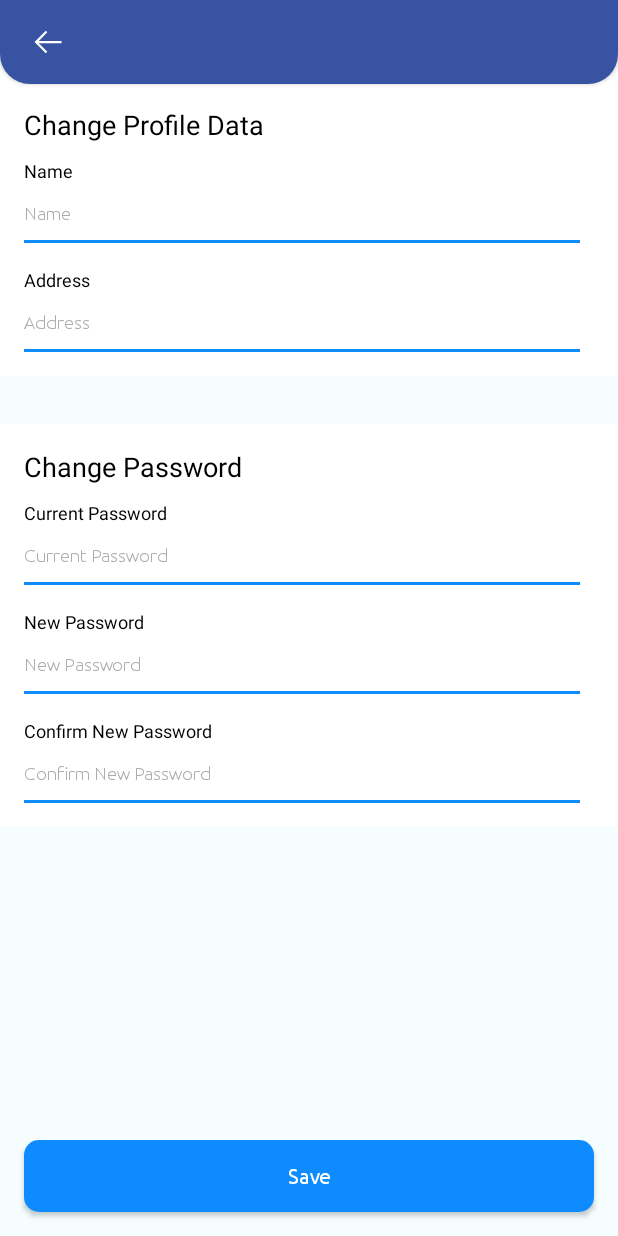
After one commit to samudrajovanka/ShoPC, an Android app: the layout activity_edit_profile.xml on its own in the app's theme, with its tools: preview values and no code run, on a phone screen of 412 x 824 dp. The commit adds this screen. Run offline under Robolectric (Android 15) with nearby library versions, the phone set to English and light mode, and no system bars.

Commit message:
added edit profile feature

```diff
--- /dev/null
+++ b/app/src/main/java/com/majime/shopc/ui/profile/EditProfileActivity.java
@@ -0,0 +1,49 @@
+package com.majime.shopc.ui.profile;
+
+import android.os.Bundle;
+import android.text.TextUtils;
+import android.view.View;
+import android.widget.Button;
+import android.widget.EditText;
+import android.widget.Toast;
+import androidx.appcompat.app.AppCompatActivity;
+import com.majime.shopc.R;
+
+public class EditProfileActivity extends AppCompatActivity{
+
+    private EditText etName, etAddress, etCurrentPassword, etNewPassword, etConfirmPassword;
+    private String textName, textAddress, textCurrentPassword, textNewPassword, textConfirmPassword;
+    private Button btn_save;
+
+    @Override
+    protected void onCreate(Bundle savedInstanceState) {
+        super.onCreate(savedInstanceState);
+        setContentView(R.layout.activity_edit_profile);
+
+        initiateUI();
+    }
+
+    private void initiateUI() {
+        etName = findViewById(R.id.et_name_change_data_profile);
+        etAddress = findViewById(R.id.et_address_change_data_profile);
+        etCurrentPassword = findViewById(R.id.et_current_password_change_password);
+        etNewPassword = findViewById(R.id.et_new_password_change_password);
+        etConfirmPassword = findViewById(R.id.et_confirm_password_change_password);
+        btn_save = findViewById(R.id.btn_save_edit_profile);
+
+        btn_save.setOnClickListener(view -> {
+            textName = etName.getText().toString().toLowerCase().trim();
+            textAddress = etAddress.getText().toString().toLowerCase().trim();
+            textCurrentPassword = etCurrentPassword.getText().toString().toLowerCase().trim();
+            textNewPassword = etNewPassword.getText().toString().toLowerCase().trim();
+            textConfirmPassword = etConfirmPassword.getText().toString().toLowerCase().trim();
+
+            if (TextUtils.isEmpty(textName) || TextUtils.isEmpty(textAddress) || TextUtils.isEmpty(textCurrentPassword)
+                    || TextUtils.isEmpty(textNewPassword) || TextUtils.isEmpty(textConfirmPassword)){
+                Toast.makeText(EditProfileActivity.this, "One or more field is blank.", Toast.LENGTH_SHORT).show();
+            } else {
+                Toast.makeText(EditProfileActivity.this, "Profile edit successful.", Toast.LENGTH_SHORT).show();
+            }
+        });
+    }
+}
--- /dev/null
+++ b/app/src/main/res/layout/activity_edit_profile.xml
@@ -0,0 +1,198 @@
+<?xml version="1.0" encoding="utf-8"?>
+<androidx.constraintlayout.widget.ConstraintLayout xmlns:android="http://schemas.android.com/apk/res/android"
+    android:layout_width="match_parent"
+    android:layout_height="match_parent"
+    xmlns:app="http://schemas.android.com/apk/res-auto"
+    android:background="@color/colorLightBlue">
+
+    <include layout="@layout/toolbar"/>
+
+    <androidx.constraintlayout.widget.ConstraintLayout
+        android:id="@+id/constraint_change_data_profile"
+        android:layout_width="match_parent"
+        android:layout_height="wrap_content"
+        app:layout_constraintTop_toTopOf="parent"
+        android:layout_marginTop="45dp"
+        android:background="@color/colorWhite">
+
+        <TextView
+            android:id="@+id/title_change_data_profile"
+            android:layout_width="wrap_content"
+            android:layout_height="wrap_content"
+            android:text="@string/title_edit_data_profile"
+            app:layout_constraintTop_toTopOf="parent"
+            android:layout_marginTop="25dp"
+            app:layout_constraintLeft_toLeftOf="parent"
+            android:layout_marginLeft="16dp"
+            android:textSize="18dp"
+            android:textColor="@color/colorBlack"/>
+
+        <TextView
+            android:id="@+id/name_change_data_profile"
+            android:layout_width="wrap_content"
+            android:layout_height="wrap_content"
+            android:text="@string/name_title"
+            app:layout_constraintTop_toBottomOf="@id/title_change_data_profile"
+            android:layout_marginTop="10dp"
+            app:layout_constraintLeft_toLeftOf="parent"
+            android:layout_marginLeft="16dp"
+            android:textSize="12dp"
+            android:textColor="@color/colorBlack"/>
+
+        <EditText
+            android:id="@+id/et_name_change_data_profile"
+            android:textColor="@color/colorBlack"
+            android:layout_width="match_parent"
+            android:layout_height="wrap_content"
+            app:layout_constraintTop_toBottomOf="@id/name_change_data_profile"
+            app:layout_constraintLeft_toLeftOf="parent"
+            app:layout_constraintRight_toRightOf="parent"
+            android:layout_marginLeft="16dp"
+            android:layout_marginRight="25dp"
+            android:hint="@string/name_title"
+            style="@style/InputStyleLogin"/>
+
+        <TextView
+            android:id="@+id/address_change_data_profile"
+            android:layout_width="wrap_content"
+            android:layout_height="wrap_content"
+            android:text="@string/address_title"
+            app:layout_constraintTop_toBottomOf="@id/et_name_change_data_profile"
+            android:layout_marginTop="16dp"
+            app:layout_constraintLeft_toLeftOf="parent"
+            android:layout_marginLeft="16dp"
+            android:textSize="12dp"
+            android:textColor="@color/colorBlack"/>
+
+        <EditText
+            android:id="@+id/et_address_change_data_profile"
+            android:textColor="@color/colorBlack"
+            android:layout_width="match_parent"
+            android:layout_height="wrap_content"
+            app:layout_constraintTop_toBottomOf="@id/address_change_data_profile"
+            app:layout_constraintLeft_toLeftOf="parent"
+            app:layout_constraintRight_toRightOf="parent"
+            app:layout_constraintBottom_toBottomOf="parent"
+            android:layout_marginBottom="16dp"
+            android:layout_marginLeft="16dp"
+            android:layout_marginRight="25dp"
+            android:hint="@string/address_title"
+            style="@style/InputStyleLogin"/>
+
+    </androidx.constraintlayout.widget.ConstraintLayout>
+
+    <androidx.constraintlayout.widget.ConstraintLayout
+        android:id="@+id/constraint_change_password"
+        android:layout_width="match_parent"
+        android:layout_height="wrap_content"
+        android:background="@color/colorWhite"
+        app:layout_constraintTop_toBottomOf="@id/constraint_change_data_profile"
+        android:layout_marginTop="32dp">
+
+        <TextView
+            android:id="@+id/title_change_password"
+            android:layout_width="wrap_content"
+            android:layout_height="wrap_content"
+            android:text="@string/title_edit_password"
+            app:layout_constraintTop_toTopOf="@id/constraint_change_password"
+            app:layout_constraintLeft_toLeftOf="parent"
+            android:layout_marginTop="16dp"
+            android:layout_marginLeft="16dp"
+            android:textSize="18dp"
+            android:textColor="@color/colorBlack"/>
+
+        <TextView
+            android:id="@+id/current_password_change_password"
+            android:layout_width="wrap_content"
+            android:layout_height="wrap_content"
+            android:text="@string/current_password"
+            app:layout_constraintTop_toBottomOf="@id/title_change_password"
+            android:layout_marginTop="10dp"
+            app:layout_constraintLeft_toLeftOf="parent"
+            android:layout_marginLeft="16dp"
+            android:textSize="12dp"
+            android:textColor="@color/colorBlack"/>
+
+        <EditText
+            android:id="@+id/et_current_password_change_password"
+            android:textColor="@color/colorBlack"
+            android:layout_width="match_parent"
+            android:layout_height="wrap_content"
+            app:layout_constraintTop_toBottomOf="@id/current_password_change_password"
+            app:layout_constraintLeft_toLeftOf="parent"
+            app:layout_constraintRight_toRightOf="parent"
+            android:layout_marginLeft="16dp"
+            android:layout_marginRight="25dp"
+            android:hint="@string/current_password"
+            style="@style/InputStyleLogin"
+            android:inputType="textPassword"/>
+
+        <TextView
+            android:id="@+id/new_password_change_password"
+            android:layout_width="wrap_content"
+            android:layout_height="wrap_content"
+            android:text="@string/new_password"
+            app:layout_constraintTop_toBottomOf="@id/et_current_password_change_password"
+            android:layout_marginTop="16dp"
+            app:layout_constraintLeft_toLeftOf="parent"
+            android:layout_marginLeft="16dp"
+            android:textSize="12dp"
+            android:textColor="@color/colorBlack"/>
+
+        <EditText
+            android:id="@+id/et_new_password_change_password"
+            android:textColor="@color/colorBlack"
+            android:layout_width="match_parent"
+            android:layout_height="wrap_content"
+            app:layout_constraintTop_toBottomOf="@id/new_password_change_password"
+            app:layout_constraintLeft_toLeftOf="parent"
+            app:layout_constraintRight_toRightOf="parent"
+            android:layout_marginLeft="16dp"
+            android:layout_marginRight="25dp"
+            android:hint="@string/new_password"
+            style="@style/InputStyleLogin"
+            android:inputType="textPassword"/>
+
+        <TextView
+            android:id="@+id/confirm_password_change_password"
+            android:layout_width="wrap_content"
+            android:layout_height="wrap_content"
+            android:text="@string/confirm_new_password"
+            app:layout_constraintTop_toBottomOf="@id/et_new_password_change_password"
+            android:layout_marginTop="16dp"
+            app:layout_constraintLeft_toLeftOf="parent"
+            android:layout_marginLeft="16dp"
+            android:textSize="12dp"
+            android:textColor="@color/colorBlack"/>
+
+        <EditText
+            android:id="@+id/et_confirm_password_change_password"
+            android:textColor="@color/colorBlack"
+            android:layout_width="match_parent"
+            android:layout_height="wrap_content"
+            app:layout_constraintTop_toBottomOf="@id/confirm_password_change_password"
+            app:layout_constraintLeft_toLeftOf="parent"
+            app:layout_constraintRight_toRightOf="parent"
+            app:layout_constraintBottom_toBottomOf="parent"
+            android:layout_marginBottom="16dp"
+            android:layout_marginLeft="16dp"
+            android:layout_marginRight="25dp"
+            android:hint="@string/confirm_new_password"
+            style="@style/InputStyleLogin"
+            android:inputType="textPassword"/>
+
+    </androidx.constraintlayout.widget.ConstraintLayout>
+
+    <Button
+        android:id="@+id/btn_save_edit_profile"
+        android:layout_width="match_parent"
+        android:layout_height="wrap_content"
+        android:text="@string/save_btn"
+        android:textAllCaps="false"
+        app:layout_constraintBottom_toBottomOf="parent"
+        app:layout_constraintLeft_toLeftOf="parent"
+        app:layout_constraintRight_toRightOf="parent"
+        android:layout_margin="16dp"
+        style="@style/ButtonStyle"/>
+
+</androidx.constraintlayout.widget.ConstraintLayout>
--- a/app/src/main/res/values/strings.xml
+++ b/app/src/main/res/values/strings.xml
@@ -34,6 +34,14 @@
         <item>Games</item>
         <item>Antivirus</item>
     </string-array>
+
+    <!-- Edit Profile -->
+    <string name="title_edit_data_profile">Change Profile Data</string>
+    <string name="title_edit_password">Change Password</string>
+    <string name="current_password">Current Password</string>
+    <string name="new_password">New Password</string>
+    <string name="confirm_new_password">Confirm New Password</string>
+    <string name="save_btn">Save</string>
 
     <string name="product_component_detail">Processor</string>
     <string name="amount_of_product_title">Amount of Product :</string>
```
